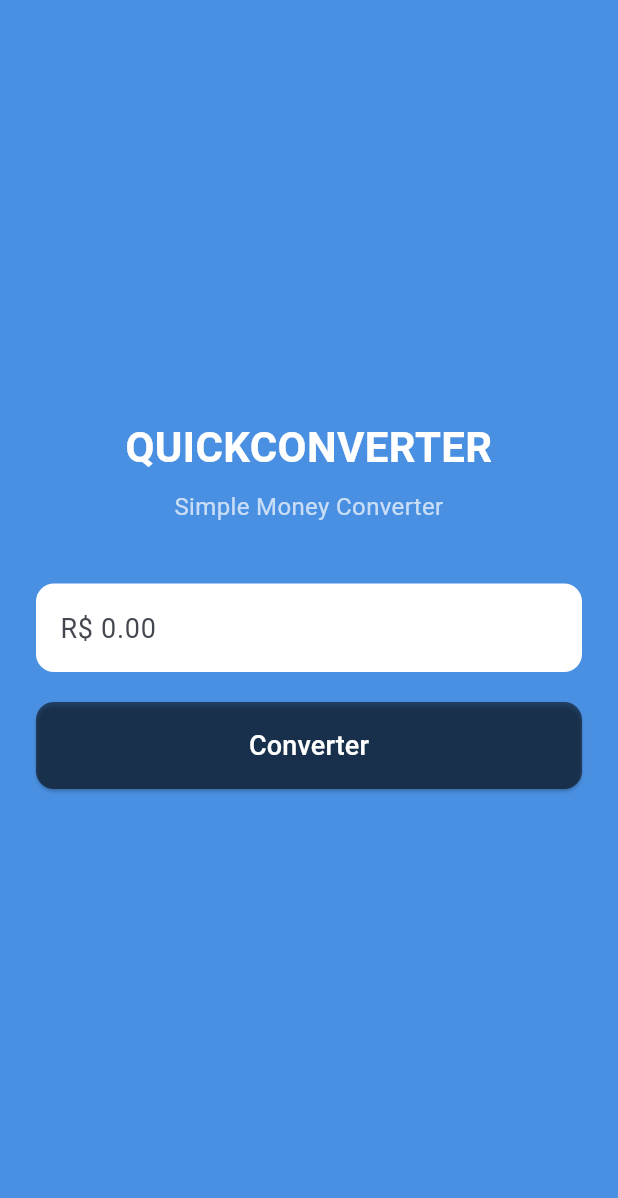
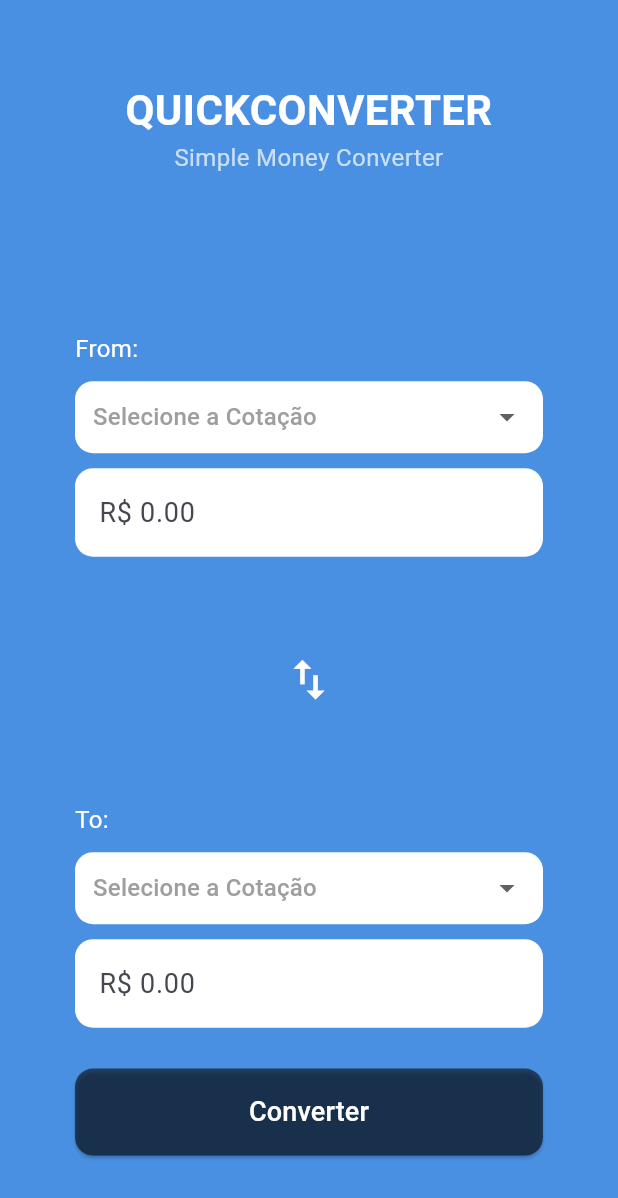
Before and after one commit to GabRodrigues23/QuickConverter, a Flutter app: the screen it shows after launch, on a phone screen of 412 x 824 dp. Shown: the top 1198 px of the screen. Run offline on Flutter 3.47's test engine with Material 3 defaults, Android fonts, the light colour scheme and no system bars.

Commit message:
:art: adjust and optimaze page code

```diff
--- a/frontend/lib/ui/view/converter_page.dart
+++ b/frontend/lib/ui/view/converter_page.dart
@@ -15,14 +15,19 @@ class ConverterPage extends StatefulWidget {
 
 class _ConverterPageState extends State<ConverterPage> {
   // Controller para o campo de entrada do valor a ser convertido.
-  final _amountController = TextEditingController();
+  final _amountControllerFrom = TextEditingController();
+  final _amountControllerTo = TextEditingController();
 
   // O método dispose é chamado quando a tela é destruída. Limpa os controllers para evitar vazamentos de memória.
   @override
   void dispose() {
-    _amountController.dispose();
+    _amountControllerFrom.dispose();
+    _amountControllerTo.dispose();
     super.dispose();
   }
+
+  List<String> currencies = ['USD', 'BRL', 'EUR', 'GBP', 'JPY'];
+  String? selectedCurrency;
 
   @override
   Widget build(BuildContext context) {
@@ -31,12 +36,15 @@ class _ConverterPageState extends State<ConverterPage> {
       body: SafeArea(
         child: Center(
           child: Padding(
-            padding: const EdgeInsets.symmetric(horizontal: 24.0),
+            padding:
+                const EdgeInsets.symmetric(horizontal: 50.0, vertical: 40.0),
             child: Consumer<ConverterViewModel>(
               builder: (context, viewModel, child) {
                 return Column(
-                  mainAxisAlignment: MainAxisAlignment.center,
+                  mainAxisAlignment: MainAxisAlignment.spaceAround,
                   crossAxisAlignment: CrossAxisAlignment.stretch,
+                  children: [
+                    const Column(
                       children: [
                         const Text(
                           'QUICKCONVERTER',
@@ -47,19 +55,53 @@ class _ConverterPageState extends State<ConverterPage> {
                             color: Colors.white,
                           ),
                         ),
-                    const SizedBox(height: 8),
                         const Text(
                           'Simple Money Converter',
                           textAlign: TextAlign.center,
                           style: TextStyle(fontSize: 16, color: Colors.white70),
                         ),
-                    const SizedBox(height: 40),
-
-                    // ---- Seção "FROM" ----
+                      ],
+                    ),
+                    const SizedBox(height: 50),
+                    Column(
+                      crossAxisAlignment: CrossAxisAlignment.start,
+                      children: [
+                        const Text(
+                          'From:',
+                          style: TextStyle(color: Colors.white, fontSize: 16),
+                        ),
+                        const SizedBox(height: 10),
+                        Container(
+                          padding: const EdgeInsets.symmetric(horizontal: 12),
+                          decoration: BoxDecoration(
+                            color: Colors.white,
+                            borderRadius: BorderRadius.circular(12),
+                          ),
+                          child: DropdownButton<String>(
+                            value: selectedCurrency,
+                            isExpanded: true,
+                            underline: const SizedBox(),
+                            hint: const Text(
+                              'Selecione a Cotação',
+                              style: TextStyle(color: Colors.grey),
+                            ),
+                            items: currencies.map((String currency) {
+                              return DropdownMenuItem<String>(
+                                value: currency,
+                                child: Text(currency),
+                              );
+                            }).toList(),
+                            onChanged: (newValue) {
+                              setState(() {});
+                            },
+                          ),
+                        ),
+                        const SizedBox(height: 10),
                         TextField(
-                      controller: _amountController,
+                          controller: _amountControllerFrom,
                           keyboardType: TextInputType.number,
-                      style: const TextStyle(color: Colors.black, fontSize: 18),
+                          style: const TextStyle(
+                              color: Colors.black, fontSize: 18),
                           decoration: InputDecoration(
                             filled: true,
                             fillColor: Colors.white,
@@ -70,16 +112,72 @@ class _ConverterPageState extends State<ConverterPage> {
                             ),
                           ),
                         ),
-                    const SizedBox(height: 20),
-
-                    // ---- Botão de Conversão ----
+                      ],
+                    ),
+                    const SizedBox(height: 10),
+                    if (viewModel.isLoading)
+                      const Center(
+                          child: CircularProgressIndicator(color: Colors.white))
+                    else
+                      Icon(Icons.swap_vert, color: Colors.white, size: 35),
+                    const SizedBox(height: 10),
+                    Column(
+                      crossAxisAlignment: CrossAxisAlignment.start,
+                      children: [
+                        const Text(
+                          'To:',
+                          style: TextStyle(color: Colors.white, fontSize: 16),
+                        ),
+                        const SizedBox(height: 10),
+                        Container(
+                          padding: const EdgeInsets.symmetric(horizontal: 12),
+                          decoration: BoxDecoration(
+                            color: Colors.white,
+                            borderRadius: BorderRadius.circular(12),
+                          ),
+                          child: DropdownButton<String>(
+                            value: selectedCurrency,
+                            isExpanded: true,
+                            underline: const SizedBox(),
+                            hint: const Text(
+                              'Selecione a Cotação',
+                              style: TextStyle(color: Colors.grey),
+                            ),
+                            items: currencies.map((String currency) {
+                              return DropdownMenuItem<String>(
+                                value: currency,
+                                child: Text(currency),
+                              );
+                            }).toList(),
+                            onChanged: (newValue) {
+                              setState(() {});
+                            },
+                          ),
+                        ),
+                        const SizedBox(height: 10),
+                        TextField(
+                          controller: _amountControllerTo,
+                          keyboardType: TextInputType.number,
+                          style: const TextStyle(
+                              color: Colors.black, fontSize: 18),
+                          decoration: InputDecoration(
+                            filled: true,
+                            fillColor: Colors.white,
+                            hintText: 'R\$ 0.00',
+                            border: OutlineInputBorder(
+                              borderRadius: BorderRadius.circular(12),
+                              borderSide: BorderSide.none,
+                            ),
+                          ),
+                        ),
+                      ],
+                    ),
                     ElevatedButton(
                       onPressed: () {
-                        // Quando o botão é pressionado, chamamos a função do ViewModel.
                         viewModel.performConversion(
                           from: 'USD', // Valor fixo por enquanto
                           to: 'BRL', // Valor fixo por enquanto
-                          amount: _amountController.text,
+                          amount: '100.00',
                         );
                       },
                       style: ElevatedButton.styleFrom(
@@ -94,32 +192,6 @@ class _ConverterPageState extends State<ConverterPage> {
                         style: TextStyle(fontSize: 18, color: Colors.white),
                       ),
                     ),
-                    const SizedBox(height: 20),
-
-                    // ---- Seção de RESULTADO (Reativa) ----
-                    if (viewModel.isLoading)
-                      // Se estiver carregando, mostra o spinner.
-                      const Center(
-                          child: CircularProgressIndicator(color: Colors.white))
-                    else if (viewModel.errorMessage != null)
-                      // Se tiver um erro, mostra a mensagem.
-                      Text(
-                        viewModel.errorMessage!,
-                        style: const TextStyle(
-                            color: Colors.redAccent, fontSize: 16),
-                        textAlign: TextAlign.center,
-                      )
-                    else if (viewModel.conversionResult != null)
-                      // Se tiver um resultado, mostra o valor.
-                      Text(
-                        'Resultado: ${viewModel.conversionResult!.convertedValue}',
-                        style: const TextStyle(
-                          color: Colors.white,
-                          fontSize: 24,
-                          fontWeight: FontWeight.bold,
-                        ),
-                        textAlign: TextAlign.center,
-                      ),
                   ],
                 );
               },
```
Lines whose indentation alone changed are shown as unchanged.
